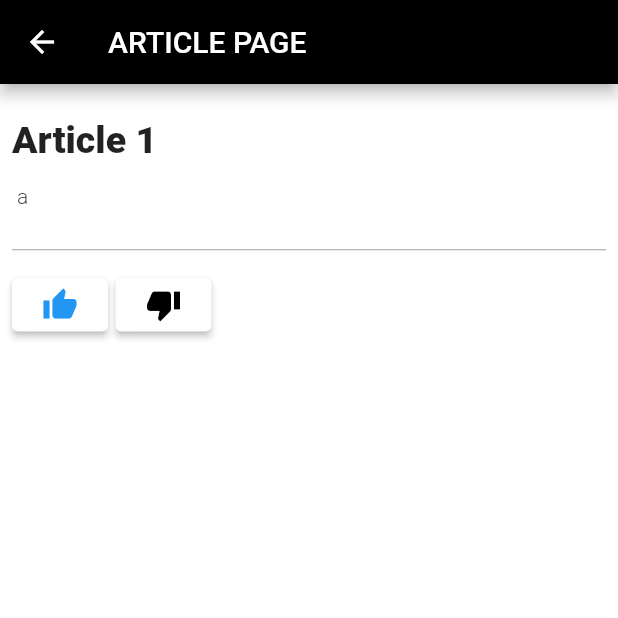
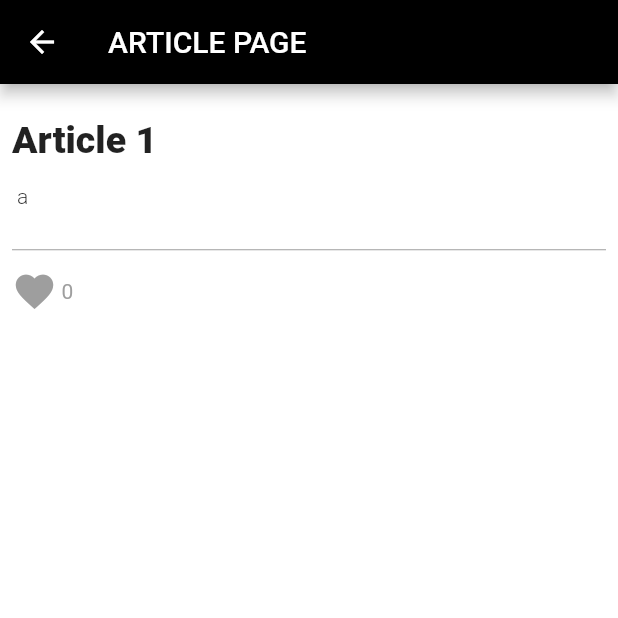
Before and after one commit to PeeyushDas/MM-SummerTask-2023-App, a Flutter app: the screen it shows after launch, after a tap on "Article 1", on a phone screen of 412 x 824 dp, the top half of it. Run offline on Flutter 3.47's test engine with Material 2 defaults, Android fonts, the phone set to English and light mode, and no system bars; drawn by our look-alikes of like_button.

Commit message:
add article function + some minor changes

```diff
--- a/lib/page/article.dart
+++ b/lib/page/article.dart
@@ -1,18 +1,24 @@
 import 'package:flutter/material.dart';
-import 'package:mm_summertask_2023_app/list.dart';
+import 'package:like_button/like_button.dart';
+import 'package:mm_summertask_2023_app/components/list.dart';
 
-class articl extends StatelessWidget {
+class articl extends StatefulWidget {
   const articl(this.index, {super.key});
 
   final int index;
 
+  @override
+  State<articl> createState() => _articlState();
+}
+
+class _articlState extends State<articl> {
   @override
   Widget build(BuildContext context) {
     return Scaffold(
       backgroundColor: Colors.white,
       appBar: AppBar(
         backgroundColor: Colors.black,
-        title: Text('ARTICLE PAGE'),
+        title: const Text('ARTICLE PAGE'),
       ),
       body: Padding(
         padding: const EdgeInsets.all(8.0),
@@ -21,7 +27,7 @@ class articl extends StatelessWidget {
             height: 15,
           ),
           Text(
-            trending[index]['titles'],
+            trending[widget.index]['titles'],
             style: const TextStyle(
               fontWeight: FontWeight.w900,
               fontSize: 25,
@@ -31,7 +37,7 @@ class articl extends StatelessWidget {
             height: 15,
           ),
           Text(
-            trending[index]['description'],
+            trending[widget.index]['description'],
             style: const TextStyle(
               fontWeight: FontWeight.w300,
             ),
@@ -43,30 +49,13 @@ class articl extends StatelessWidget {
             height: 25,
             color: Colors.grey,
           ),
-          Row(
+          const Row(
             children: [
-              ElevatedButton(
-                onPressed: () {},
-                style: ElevatedButton.styleFrom(
-                  backgroundColor: Colors.white,
-                ),
-                child: const Icon(
-                  Icons.thumb_up,
-                  color: Colors.blue,
-                ),
+              LikeButton(
+                likeCount: 0,
               ),
-              const SizedBox(
+              SizedBox(
                 width: 5,
-              ),
-              ElevatedButton(
-                onPressed: () {},
-                style: ElevatedButton.styleFrom(
-                  backgroundColor: Colors.white,
-                ),
-                child: const Icon(
-                  Icons.thumb_down,
-                  color: Colors.black,
-                ),
               ),
             ],
           )
--- a/lib/page/home.dart
+++ b/lib/page/home.dart
@@ -1,6 +1,6 @@
 import 'package:flutter/material.dart';
 import 'package:mm_summertask_2023_app/page/article.dart';
-import 'package:mm_summertask_2023_app/list.dart';
+import 'package:mm_summertask_2023_app/components/list.dart';
 import 'package:mm_summertask_2023_app/components/btbar.dart';
 
 class MM extends StatefulWidget {
--- a/lib/page/search.dart
+++ b/lib/page/search.dart
@@ -1,6 +1,6 @@
 import 'package:flutter/material.dart';
 import 'package:mm_summertask_2023_app/components/btbar.dart';
-import 'package:mm_summertask_2023_app/list.dart';
+import 'package:mm_summertask_2023_app/components/list.dart';
 
 class search extends StatefulWidget {
   const search({Key? key}) : super(key: key);
```
Also changed, not shown: lib/page/admin2.dart (+28 -21 lines), lib/page/createart.dart (added, +98 -0 lines), pubspec.yaml (+4 -6 lines), flutter_01.png (added), lib/components/list.dart (renamed from lib/list.dart), pubspec.lock.
